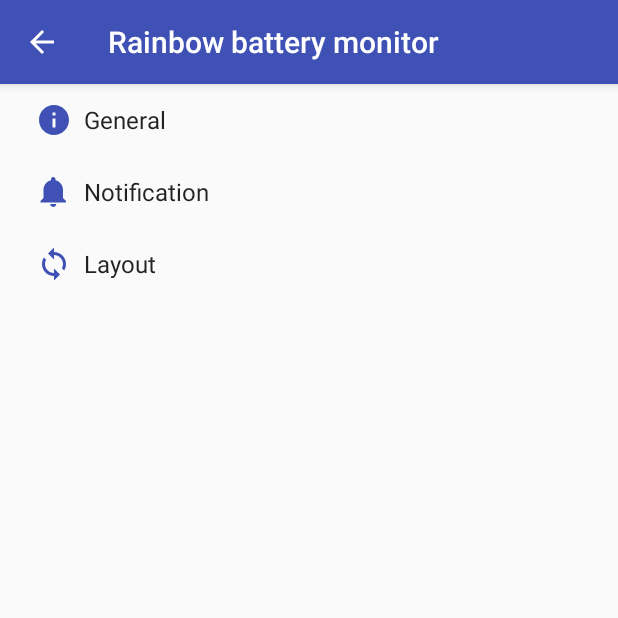
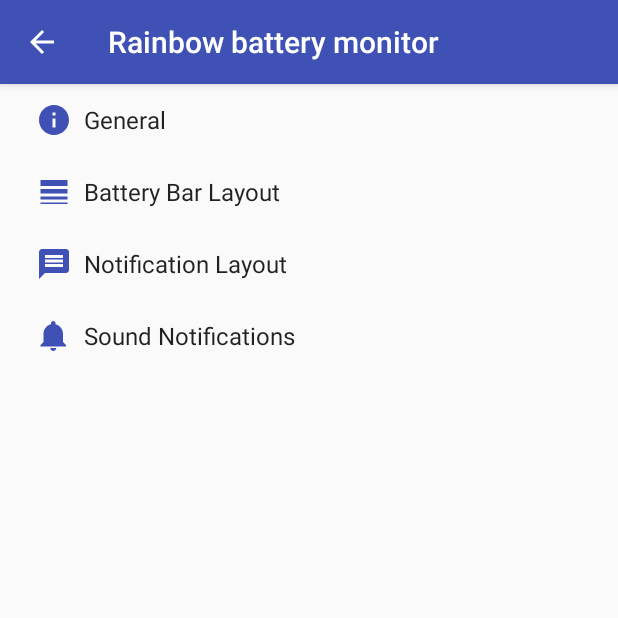
Before and after one commit to bangkokguy/RainbowBattery, an Android app: the screen it shows after launch (SettingsActivity), on a phone screen of 412 x 824 dp, the top half of it. Run offline under Robolectric (Android 15) with nearby library versions, the phone set to English and light mode, and no system bars.

Commit message:
Walter 3.0 Release Candidate
Deployed to Play Store

```diff
--- a/app/src/main/AndroidManifest.xml
+++ b/app/src/main/AndroidManifest.xml
@@ -14,7 +14,7 @@
 
     <application
         android:allowBackup="true"
-        android:icon="@mipmap/rainbowbattery_128x128"
+        android:icon="@mipmap/rainbow_battery_128x128_v30"
         android:label="@string/app_name"
         android:supportsRtl="true"
         android:theme="@style/AppTheme">
--- a/app/src/main/java/bangkokguy/development/android/rainbowbattery/MyRunnable.java
+++ b/app/src/main/java/bangkokguy/development/android/rainbowbattery/MyRunnable.java
@@ -18,7 +18,7 @@ class MyRunnable implements Runnable {
     interface OnFinishListener { void onFinish(); }
 
     boolean isCanceled() { return isCanceled; }
-    OnFinishListener getOnFinishListener() { return mOnFinishListener; }
+    //OnFinishListener getOnFinishListener() { return mOnFinishListener; }
     void setOnFinishListener(OnFinishListener onFinishListener) { mOnFinishListener = onFinishListener; }
     void cancel() { isCanceled = true; }
     void start() { isCanceled = false; }
--- /dev/null
+++ b/app/src/main/res/drawable-mdpi/ic_line_weight_black_24dp.xml
@@ -0,0 +1,13 @@
+<?xml version="1.0" encoding="utf-8"?>
+<vector xmlns:android="http://schemas.android.com/apk/res/android"
+        android:width="24dp"
+        android:height="24dp"
+        android:viewportWidth="24"
+        android:viewportHeight="24">
+
+    <clip-path
+        android:pathData="M0 0h24v24H0z" />
+    <path
+        android:fillColor="#FF3F51B5"
+        android:pathData="M3 17h18v-2H3v2zm0 3h18v-1H3v1zm0-7h18v-3H3v3zm0-9v4h18V4H3z" />
+</vector>
--- /dev/null
+++ b/app/src/main/res/drawable-mdpi/ic_message_black_24dp.xml
@@ -0,0 +1,14 @@
+<?xml version="1.0" encoding="utf-8"?>
+<vector xmlns:android="http://schemas.android.com/apk/res/android"
+        android:width="24dp"
+        android:height="24dp"
+        android:viewportWidth="24"
+        android:viewportHeight="24">
+
+    <path
+        android:fillColor="#FF3F51B5"
+        android:pathData="M20 2H4c-1.1 0-1.99 .9 -1.99 2L2 22l4-4h14c1.1 0 2-.9 2-2V4c0-1.1-.9-2-2-2zm-2
+12H6v-2h12v2zm0-3H6V9h12v2zm0-3H6V6h12v2z" />
+    <path
+        android:pathData="M0 0h24v24H0z" />
+</vector>
--- a/app/src/main/res/values/strings.xml
+++ b/app/src/main/res/values/strings.xml
@@ -22,8 +22,9 @@
     <string name="pref_header_settings">Settings</string>
 
     <string name="pref_header_general">General</string>
-    <string name="pref_header_notification">Notification</string>
-    <string name="pref_header_layout">Layout</string>
+    <string name="pref_header_notification">Notification Layout</string>
+    <string name="pref_header_layout">Battery Bar Layout</string>
+    <string name="pref_header_sound">Sound Notifications</string>
     <!-- -->
     <string name="start_on_boot">Start on boot</string>
     <string name="start_on_boot_s">If on, the battery monitor will start on boot.</string>
--- a/app/src/main/res/xml/pref_headers.xml
+++ b/app/src/main/res/xml/pref_headers.xml
@@ -8,13 +8,18 @@
         android:title="@string/pref_header_general"/>
 
     <header
+        android:fragment="bangkokguy.development.android.rainbowbattery.SettingsActivity$LayoutPreferenceFragment"
+        android:icon="@drawable/ic_line_weight_black_24dp"
+        android:title="@string/pref_header_layout"/>
+
+    <header
         android:fragment="bangkokguy.development.android.rainbowbattery.SettingsActivity$NotificationPreferenceFragment"
-        android:icon="@drawable/ic_notifications_black_24dp"
+        android:icon="@drawable/ic_message_black_24dp"
         android:title="@string/pref_header_notification"/>
 
     <header
-        android:fragment="bangkokguy.development.android.rainbowbattery.SettingsActivity$LayoutPreferenceFragment"
-        android:icon="@drawable/ic_sync_black_24dp"
-        android:title="@string/pref_header_layout"/>
+        android:fragment="bangkokguy.development.android.rainbowbattery.SettingsActivity$SoundPreferenceFragment"
+        android:icon="@drawable/ic_notifications_black_24dp"
+        android:title="@string/pref_header_sound"/>
 
 </preference-headers>
--- a/app/src/main/res/xml/pref_layout.xml
+++ b/app/src/main/res/xml/pref_layout.xml
@@ -1,5 +1,4 @@
 <PreferenceScreen xmlns:android="http://schemas.android.com/apk/res/android">
-
 
     <PreferenceCategory
         android:title="@string/bar_layout">
@@ -15,45 +14,4 @@
             android:title="@string/pref_bar_thickness" />
     </PreferenceCategory>
 
-    <PreferenceCategory
-        android:title="@string/battery_sound">
-
-        <SwitchPreference
-            android:defaultValue="false"
-            android:key="play_battery_full_sound"
-            android:title="@string/play_battery_full_sound" />
-        <!--android:summary="@string/play_battery_full_sound_s"-->
-        <RingtonePreference
-            android:dependency="play_battery_full_sound"
-            android:key="battery_full_sound"
-            android:summary="@string/battery_full_sound_s"
-            android:title="@string/battery_full_sound" />
-        <EditTextPreference
-            android:dependency="play_battery_full_sound"
-            android:defaultValue="1"
-            android:inputType="number"
-            android:key="repeat_battery_full_sound"
-            android:summary="@string/repeat_battery_full_sound_s"
-            android:title="@string/repeat_battery_full_sound" />
-
-        <SwitchPreference
-            android:defaultValue="false"
-            android:key="play_battery_empty_sound"
-            android:title="@string/play_battery_empty_sound" />
-            <!--android:summary="@string/play_battery_empty_sound_s"-->
-        <RingtonePreference
-            android:dependency="play_battery_empty_sound"
-            android:key="battery_empty_sound"
-            android:summary="@string/battery_empty_sound_s"
-            android:title="@string/battery_empty_sound" />
-        <EditTextPreference
-            android:dependency="play_battery_empty_sound"
-            android:defaultValue="1"
-            android:inputType="number"
-            android:key="repeat_battery_empty_sound"
-            android:summary="@string/repeat_battery_empty_sound_s"
-            android:title="@string/repeat_battery_empty_sound" />
-
-    </PreferenceCategory>
-
 </PreferenceScreen>
--- /dev/null
+++ b/app/src/main/res/xml/pref_sound.xml
@@ -0,0 +1,44 @@
+<PreferenceScreen xmlns:android="http://schemas.android.com/apk/res/android">
+
+    <PreferenceCategory
+        android:title="@string/battery_sound">
+
+        <SwitchPreference
+            android:defaultValue="false"
+            android:key="play_battery_full_sound"
+            android:title="@string/play_battery_full_sound" />
+        <!--android:summary="@string/play_battery_full_sound_s"-->
+        <RingtonePreference
+            android:dependency="play_battery_full_sound"
+            android:key="battery_full_sound"
+            android:summary="@string/battery_full_sound_s"
+            android:title="@string/battery_full_sound" />
+        <EditTextPreference
+            android:dependency="play_battery_full_sound"
+            android:defaultValue="1"
+            android:inputType="number"
+            android:key="repeat_battery_full_sound"
+            android:summary="@string/repeat_battery_full_sound_s"
+            android:title="@string/repeat_battery_full_sound" />
+
+        <SwitchPreference
+            android:defaultValue="false"
+            android:key="play_battery_empty_sound"
+            android:title="@string/play_battery_empty_sound" />
+            <!--android:summary="@string/play_battery_empty_sound_s"-->
+        <RingtonePreference
+            android:dependency="play_battery_empty_sound"
+            android:key="battery_empty_sound"
+            android:summary="@string/battery_empty_sound_s"
+            android:title="@string/battery_empty_sound" />
+        <EditTextPreference
+            android:dependency="play_battery_empty_sound"
+            android:defaultValue="1"
+            android:inputType="number"
+            android:key="repeat_battery_empty_sound"
+            android:summary="@string/repeat_battery_empty_sound_s"
+            android:title="@string/repeat_battery_empty_sound" />
+
+    </PreferenceCategory>
+
+</PreferenceScreen>
```
Also changed, not shown: app/src/main/java/bangkokguy/development/android/rainbowbattery/Overlay.java (+24 -5 lines), app/src/main/java/bangkokguy/development/android/rainbowbattery/SettingsActivity.java (+26 -7 lines), app/src/main/res/mipmap-xxhdpi/rainbowbattery_128x128.png (deleted), app/src/main/res/mipmap-xxxhdpi/rainbow_battery_128x128_v30.png (added).
